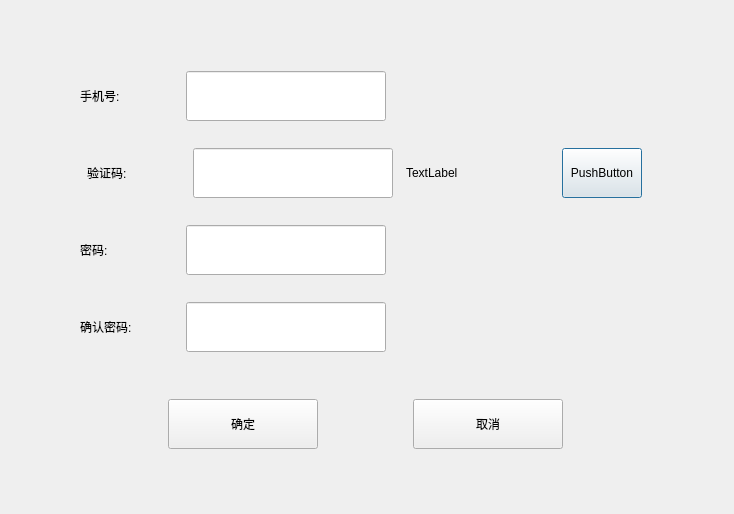
The window that PEIS_Client/passwordrecoverydialog.ui (ooohhhj/PEIS) describes before a commit, drawn with Qt 5.
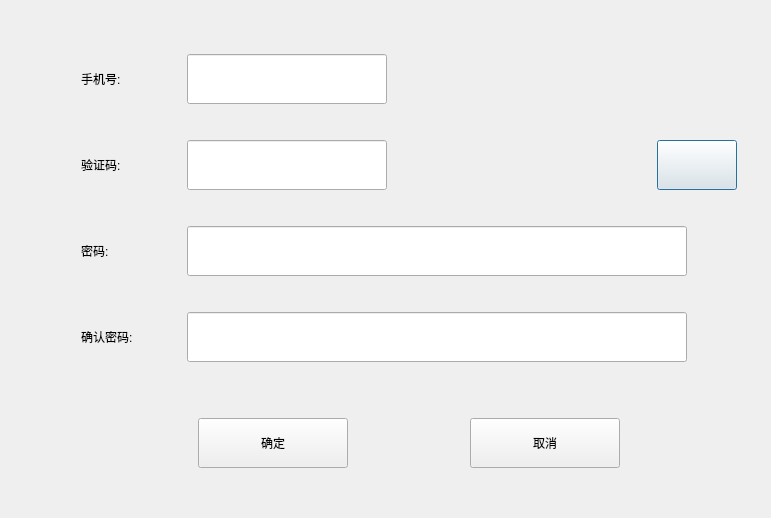
The same window after the commit. Icons and pictures are not drawn.

The edit to the form file:
```diff
--- a/PEIS_Client/passwordrecoverydialog.ui
+++ b/PEIS_Client/passwordrecoverydialog.ui
@@ -6,8 +6,8 @@
    <rect>
     <x>0</x>
     <y>0</y>
-    <width>734</width>
-    <height>514</height>
+    <width>771</width>
+    <height>518</height>
    </rect>
   </property>
   <property name="windowTitle">
@@ -17,17 +17,19 @@
    <iconset resource="../Resource/icom.qrc">
     <normaloff>:/LoginORegister-Background.webp</normaloff>:/LoginORegister-Background.webp</iconset>
   </property>
-  <widget class="QWidget" name="">
+  <widget class="QWidget" name="layoutWidget">
    <property name="geometry">
     <rect>
-     <x>80</x>
-     <y>50</y>
-     <width>571</width>
-     <height>421</height>
+     <x>81</x>
+     <y>52</y>
+     <width>656</width>
+     <height>420</height>
     </rect>
    </property>
    <layout class="QVBoxLayout" name="verticalLayout">
     <item>
+     <layout class="QHBoxLayout" name="horizontalLayout_7">
+      <item>
      <layout class="QHBoxLayout" name="horizontalLayout_4">
       <item>
        <widget class="QLabel" name="phoneNumberLabel">
@@ -70,6 +72,8 @@
         </property>
        </widget>
       </item>
+       </layout>
+      </item>
       <item>
        <spacer name="horizontalSpacer">
         <property name="orientation">
@@ -85,6 +89,25 @@
       </item>
      </layout>
     </item>
+    <item>
+     <widget class="QLabel" name="phoneNumberErrorlabel">
+      <property name="minimumSize">
+       <size>
+        <width>0</width>
+        <height>20</height>
+       </size>
+      </property>
+      <property name="maximumSize">
+       <size>
+        <width>16777215</width>
+        <height>20</height>
+       </size>
+      </property>
+      <property name="text">
+       <string/>
+      </property>
+     </widget>
+    </item>
     <item>
      <layout class="QHBoxLayout" name="horizontalLayout_3">
       <item>
@@ -130,6 +153,19 @@
           </property>
          </widget>
         </item>
+        <item>
+         <spacer name="horizontalSpacer_4">
+          <property name="orientation">
+           <enum>Qt::Horizontal</enum>
+          </property>
+          <property name="sizeHint" stdset="0">
+           <size>
+            <width>40</width>
+            <height>20</height>
+           </size>
+          </property>
+         </spacer>
+        </item>
        </layout>
       </item>
       <item>
@@ -149,7 +185,7 @@
            </size>
           </property>
           <property name="text">
-           <string>TextLabel</string>
+           <string/>
           </property>
          </widget>
         </item>
@@ -168,7 +204,7 @@
            </size>
           </property>
           <property name="text">
-           <string>PushButton</string>
+           <string/>
           </property>
          </widget>
         </item>
@@ -176,6 +212,25 @@
       </item>
      </layout>
     </item>
+    <item>
+     <widget class="QLabel" name="captchaErrorLabel">
+      <property name="minimumSize">
+       <size>
+        <width>0</width>
+        <height>20</height>
+       </size>
+      </property>
+      <property name="maximumSize">
+       <size>
+        <width>16777215</width>
+        <height>20</height>
+       </size>
+      </property>
+      <property name="text">
+       <string/>
+      </property>
+     </widget>
+    </item>
     <item>
      <layout class="QHBoxLayout" name="horizontalLayout_5">
       <item>
@@ -201,16 +256,19 @@
        <widget class="QLineEdit" name="passwordLineEdit">
         <property name="minimumSize">
          <size>
-          <width>200</width>
+          <width>500</width>
           <height>50</height>
          </size>
         </property>
         <property name="maximumSize">
          <size>
-          <width>200</width>
+          <width>500</width>
           <height>50</height>
          </size>
         </property>
+        <property name="echoMode">
+         <enum>QLineEdit::Password</enum>
+        </property>
        </widget>
       </item>
       <item>
@@ -228,6 +286,25 @@
       </item>
      </layout>
     </item>
+    <item>
+     <widget class="QLabel" name="passwordErrorLabel">
+      <property name="minimumSize">
+       <size>
+        <width>0</width>
+        <height>20</height>
+       </size>
+      </property>
+      <property name="maximumSize">
+       <size>
+        <width>16777215</width>
+        <height>20</height>
+       </size>
+      </property>
+      <property name="text">
+       <string/>
+      </property>
+     </widget>
+    </item>
     <item>
      <layout class="QHBoxLayout" name="horizontalLayout_6">
       <item>
@@ -253,16 +330,19 @@
        <widget class="QLineEdit" name="confirmPasswordLineEdit">
         <property name="minimumSize">
          <size>
-          <width>200</width>
+          <width>500</width>
           <height>50</height>
          </size>
         </property>
         <property name="maximumSize">
          <size>
-          <width>200</width>
+          <width>500</width>
           <height>50</height>
          </size>
         </property>
+        <property name="echoMode">
+         <enum>QLineEdit::Password</enum>
+        </property>
        </widget>
       </item>
       <item>
@@ -280,6 +360,25 @@
       </item>
      </layout>
     </item>
+    <item>
+     <widget class="QLabel" name="confirmPasswordErrorLabel">
+      <property name="minimumSize">
+       <size>
+        <width>0</width>
+        <height>20</height>
+       </size>
+      </property>
+      <property name="maximumSize">
+       <size>
+        <width>16777215</width>
+        <height>20</height>
+       </size>
+      </property>
+      <property name="text">
+       <string/>
+      </property>
+     </widget>
+    </item>
     <item>
      <spacer name="verticalSpacer">
       <property name="orientation">
```
Left out of the diff: 6 changed lines with no effect on the pictures. Lines whose indentation alone changed are shown as unchanged.
